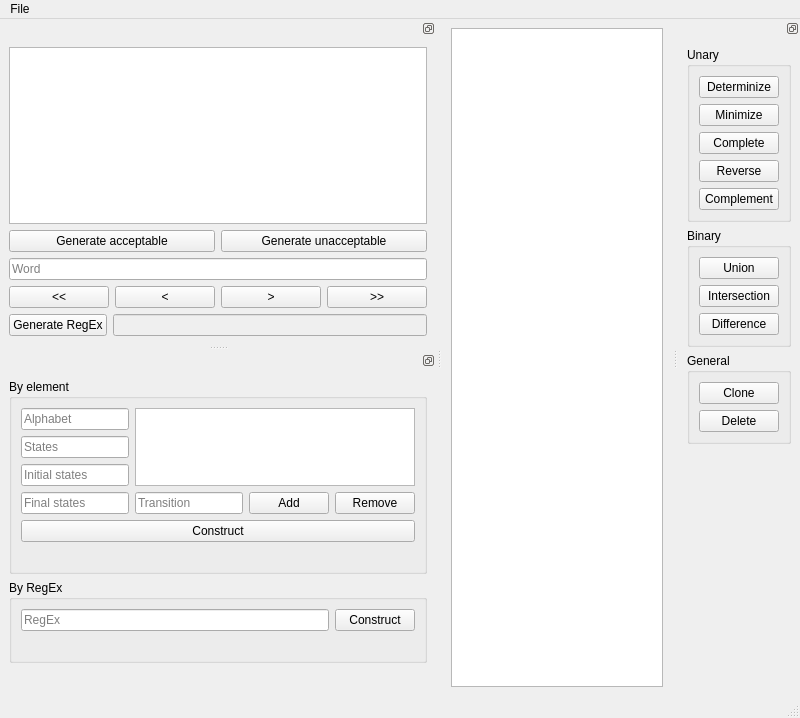
Aca-S/finite-automata-toolbox, file main_window.ui: the form before one commit.
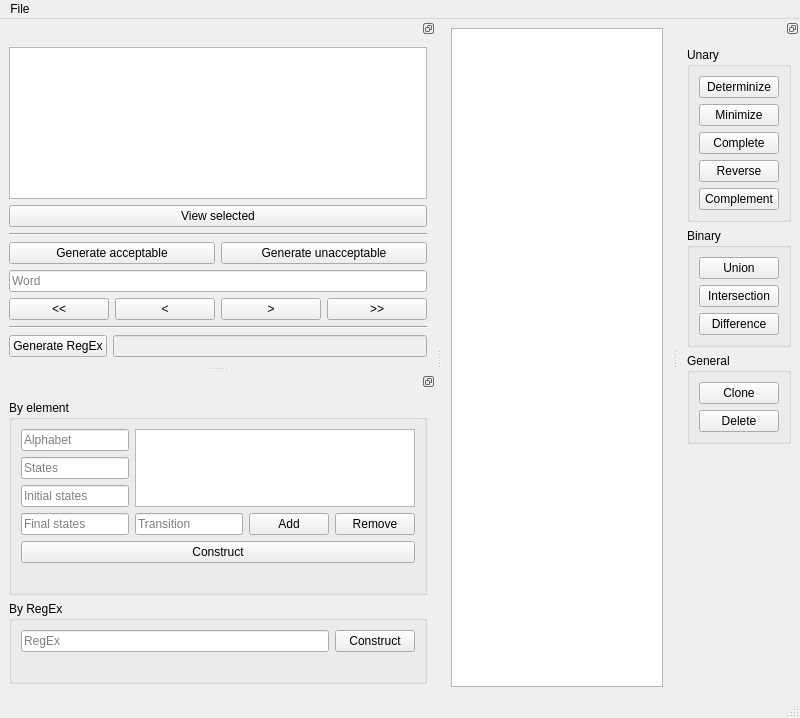
The form after the commit. Custom widgets are drawn as their Qt base class.

Commit message: Implemented action for displaying selected automaton in the side view

The edit to the form file:
```diff
--- a/main_window.ui
+++ b/main_window.ui
@@ -55,6 +55,20 @@
        <item>
         <widget class="QGraphicsView" name="select_view"/>
        </item>
+       <item>
+        <widget class="QPushButton" name="view_selected_btn">
+         <property name="text">
+          <string>View selected</string>
+         </property>
+        </widget>
+       </item>
+       <item>
+        <widget class="Line" name="line_0">
+         <property name="orientation">
+          <enum>Qt::Horizontal</enum>
+         </property>
+        </widget>
+       </item>
        <item>
         <layout class="QHBoxLayout" name="generate_word_btn_layout">
          <item>
@@ -112,6 +126,13 @@
          </item>
         </layout>
        </item>
+       <item>
+        <widget class="Line" name="line_1">
+         <property name="orientation">
+          <enum>Qt::Horizontal</enum>
+         </property>
+        </widget>
+       </item>
        <item>
         <layout class="QHBoxLayout" name="generate_regex_layout">
          <item>
```
The commit also changes 3 other files.
